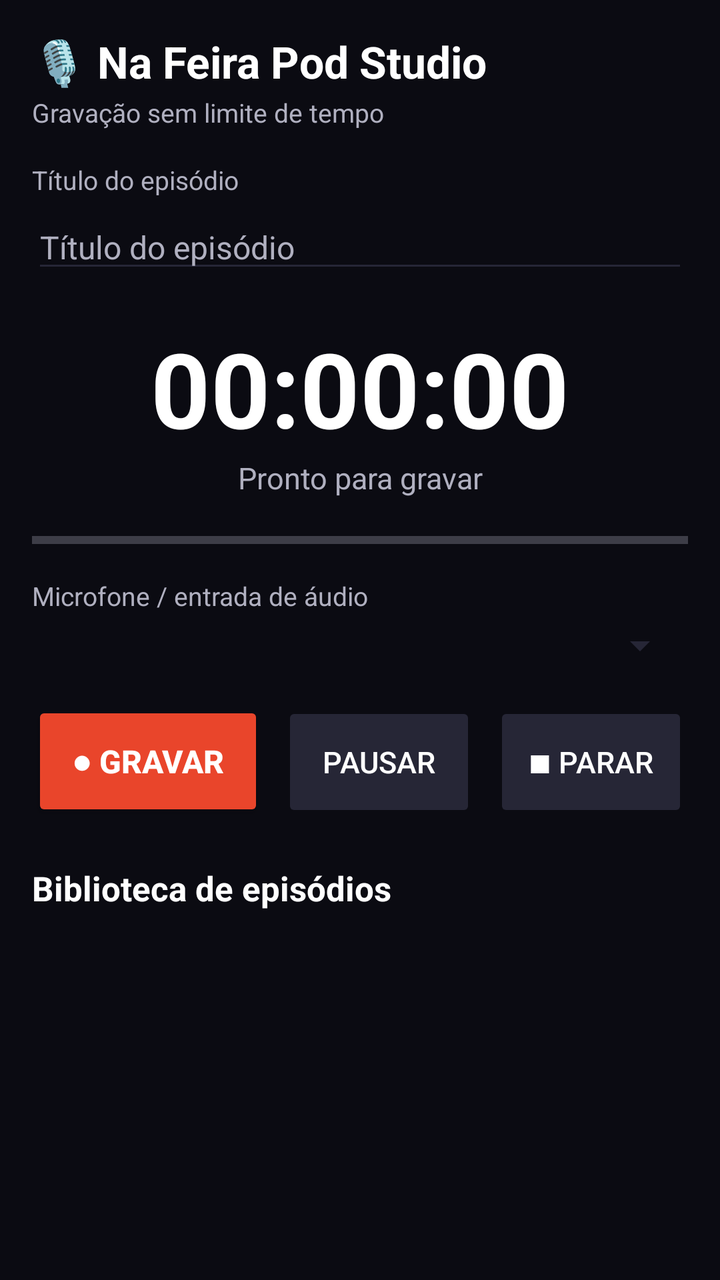
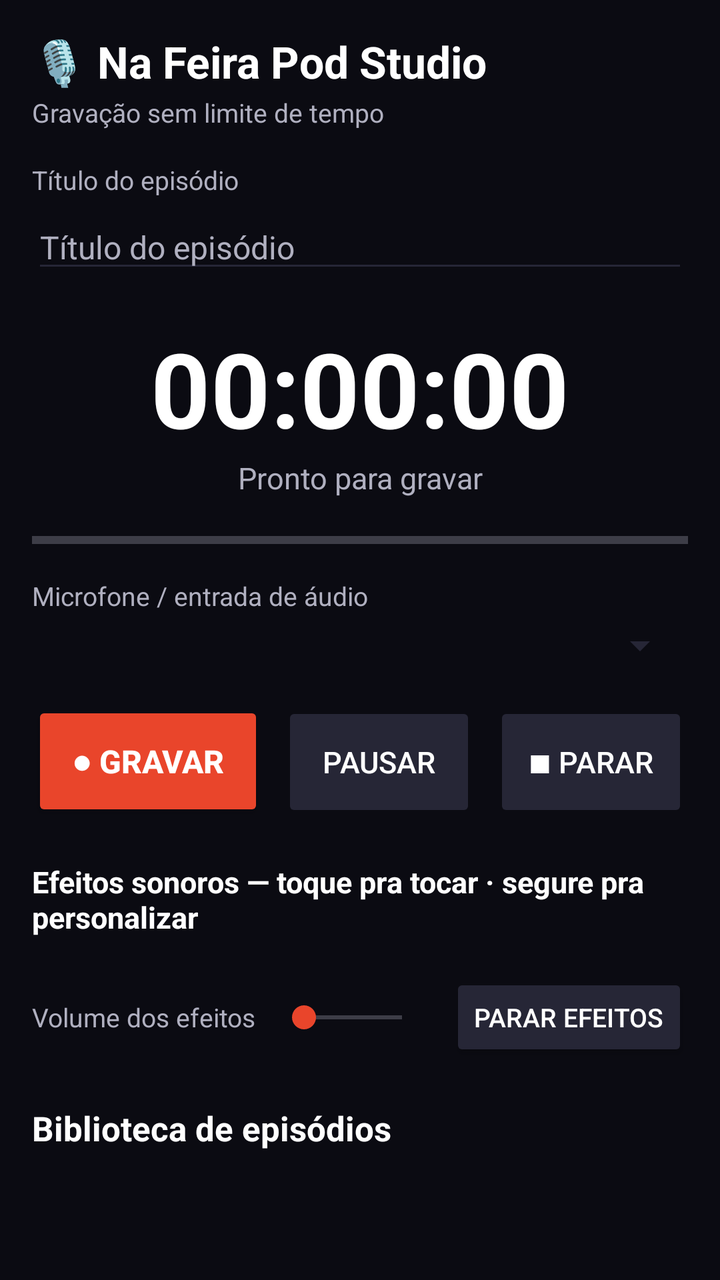

Screens rendered from an Android XML layout before and after an edit, with the pre-edit source and the edit as a unified diff.
<!-- AndroidManifest.xml: application theme Theme.PodcastStudio -->
<!-- res/layout/activity_main.xml -->
<?xml version="1.0" encoding="utf-8"?>
<LinearLayout xmlns:android="http://schemas.android.com/apk/res/android"
    android:layout_width="match_parent"
    android:layout_height="match_parent"
    android:background="@color/bg"
    android:orientation="vertical"
    android:padding="16dp">

    <TextView
        android:layout_width="wrap_content"
        android:layout_height="wrap_content"
        android:text="🎙️ Na Feira Pod Studio"
        android:textColor="@color/text_primary"
        android:textSize="22sp"
        android:textStyle="bold" />

    <TextView
        android:layout_width="wrap_content"
        android:layout_height="wrap_content"
        android:layout_marginTop="2dp"
        android:text="Gravação sem limite de tempo"
        android:textColor="@color/text_secondary"
        android:textSize="13sp" />

    <TextView
        android:layout_width="wrap_content"
        android:layout_height="wrap_content"
        android:layout_marginTop="16dp"
        android:text="Título do episódio"
        android:textColor="@color/text_secondary"
        android:textSize="13sp" />

    <EditText
        android:id="@+id/etTitle"
        android:layout_width="match_parent"
        android:layout_height="wrap_content"
        android:layout_marginTop="4dp"
        android:backgroundTint="@color/surface_light"
        android:hint="Título do episódio"
        android:inputType="text"
        android:maxLines="1"
        android:textColor="@color/text_primary"
        android:textColorHint="@color/text_secondary"
        android:textSize="16sp" />

    <TextView
        android:id="@+id/tvTimer"
        android:layout_width="match_parent"
        android:layout_height="wrap_content"
        android:layout_marginTop="18dp"
        android:gravity="center"
        android:text="00:00:00"
        android:textColor="@color/text_primary"
        android:textSize="52sp"
        android:textStyle="bold" />

    <TextView
        android:id="@+id/tvStatus"
        android:layout_width="match_parent"
        android:layout_height="wrap_content"
        android:gravity="center"
        android:text="Pronto para gravar"
        android:textColor="@color/text_secondary"
        android:textSize="15sp" />

    <ProgressBar
        android:id="@+id/pbLevel"
        style="?android:attr/progressBarStyleHorizontal"
        android:layout_width="match_parent"
        android:layout_height="14dp"
        android:layout_marginTop="14dp"
        android:max="32767"
        android:progress="0"
        android:progressTint="@color/level_green" />

    <TextView
        android:layout_width="wrap_content"
        android:layout_height="wrap_content"
        android:layout_marginTop="12dp"
        android:text="Microfone / entrada de áudio"
        android:textColor="@color/text_secondary"
        android:textSize="13sp" />

    <Spinner
        android:id="@+id/spDevice"
        android:layout_width="match_parent"
        android:layout_height="wrap_content"
        android:layout_marginTop="4dp"
        android:backgroundTint="@color/surface_light" />

    <LinearLayout
        android:layout_width="match_parent"
        android:layout_height="wrap_content"
        android:layout_marginTop="16dp"
        android:orientation="horizontal">

        <Button
            android:id="@+id/btnRecord"
            android:layout_width="0dp"
            android:layout_height="60dp"
            android:layout_marginEnd="6dp"
            android:layout_weight="1.2"
            android:backgroundTint="@color/accent"
            android:text="● Gravar"
            android:textColor="#FFFFFF"
            android:textSize="16sp"
            android:textStyle="bold" />

        <Button
            android:id="@+id/btnPause"
            android:layout_width="0dp"
            android:layout_height="60dp"
            android:layout_marginStart="3dp"
            android:layout_marginEnd="3dp"
            android:layout_weight="1"
            android:backgroundTint="@color/surface_light"
            android:enabled="false"
            android:text="Pausar"
            android:textColor="#FFFFFF"
            android:textSize="15sp" />

        <Button
            android:id="@+id/btnStop"
            android:layout_width="0dp"
            android:layout_height="60dp"
            android:layout_marginStart="6dp"
            android:layout_weight="1"
            android:backgroundTint="@color/surface_light"
            android:enabled="false"
            android:text="■ Parar"
            android:textColor="#FFFFFF"
            android:textSize="15sp" />
    </LinearLayout>

    <TextView
        android:layout_width="wrap_content"
        android:layout_height="wrap_content"
        android:layout_marginTop="22dp"
        android:text="Biblioteca de episódios"
        android:textColor="@color/text_primary"
        android:textSize="17sp"
        android:textStyle="bold" />

    <TextView
        android:id="@+id/tvEmpty"
        android:layout_width="match_parent"
        android:layout_height="wrap_content"
        android:layout_marginTop="8dp"
        android:text="Nenhuma gravação ainda. Toque em Gravar para começar."
        android:textColor="@color/text_secondary"
        android:textSize="14sp"
        android:visibility="gone" />

    <ListView
        android:id="@+id/lvLibrary"
        android:layout_width="match_parent"
        android:layout_height="0dp"
        android:layout_marginTop="8dp"
        android:layout_weight="1"
        android:divider="@color/surface_light"
        android:dividerHeight="1dp" />

</LinearLayout>
<!-- resources referenced by this layout -->
<resources>
  <color name="accent">#E9452B</color>
  <color name="bg">#0B0B12</color>
  <color name="level_green">#35D07F</color>
  <color name="surface_light">#262636</color>
  <color name="text_primary">#FFFFFF</color>
  <color name="text_secondary">#B0B0C0</color>
  <style name="Theme.PodcastStudio" parent="android:Theme.Material.NoActionBar">
          <item name="android:windowBackground">@color/bg</item>
          <item name="android:colorAccent">@color/accent</item>
          <item name="android:statusBarColor">@color/bg</item>
          <item name="android:navigationBarColor">@color/bg</item>
          <item name="android:textColorPrimary">@color/text_primary</item>
          <item name="android:textColorSecondary">@color/text_secondary</item>
          <item name="android:windowLightStatusBar">false</item>
      </style>
</resources>

<!-- the commit's change to res/layout/activity_main.xml (unified diff, before → after) -->
@@ -135,6 +135,55 @@
     <TextView
         android:layout_width="wrap_content"
         android:layout_height="wrap_content"
+        android:layout_marginTop="20dp"
+        android:text="Efeitos sonoros — toque pra tocar · segure pra personalizar"
+        android:textColor="@color/text_primary"
+        android:textSize="15sp"
+        android:textStyle="bold" />
+
+    <GridLayout
+        android:id="@+id/gridPads"
+        android:layout_width="match_parent"
+        android:layout_height="wrap_content"
+        android:layout_marginTop="8dp"
+        android:columnCount="4" />
+
+    <LinearLayout
+        android:layout_width="match_parent"
+        android:layout_height="wrap_content"
+        android:layout_marginTop="10dp"
+        android:gravity="center_vertical"
+        android:orientation="horizontal">
+
+        <TextView
+            android:layout_width="wrap_content"
+            android:layout_height="wrap_content"
+            android:text="Volume dos efeitos"
+            android:textColor="@color/text_secondary"
+            android:textSize="13sp" />
+
+        <SeekBar
+            android:id="@+id/seekFx"
+            android:layout_width="0dp"
+            android:layout_height="wrap_content"
+            android:layout_marginStart="8dp"
+            android:layout_marginEnd="8dp"
+            android:layout_weight="1"
+            android:max="100" />
+
+        <Button
+            android:id="@+id/btnStopFx"
+            android:layout_width="wrap_content"
+            android:layout_height="44dp"
+            android:backgroundTint="@color/surface_light"
+            android:text="Parar efeitos"
+            android:textColor="#FFFFFF"
+            android:textSize="13sp" />
+    </LinearLayout>
+
+    <TextView
+        android:layout_width="wrap_content"
+        android:layout_height="wrap_content"
         android:layout_marginTop="22dp"
         android:text="Biblioteca de episódios"
         android:textColor="@color/text_primary"
